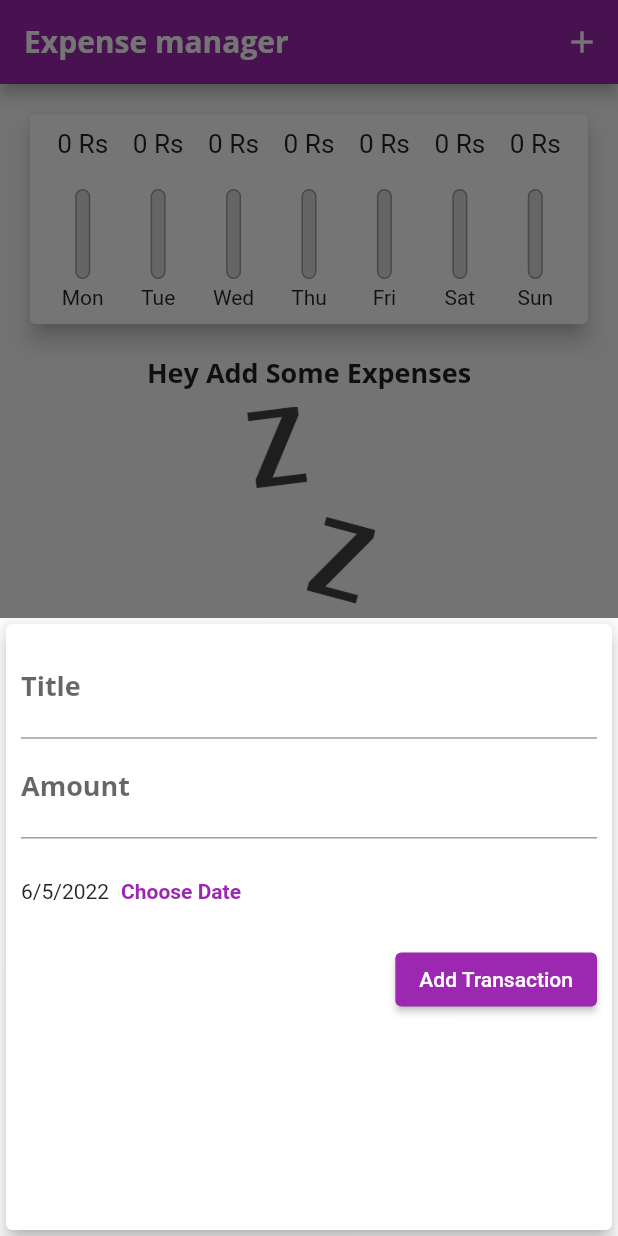
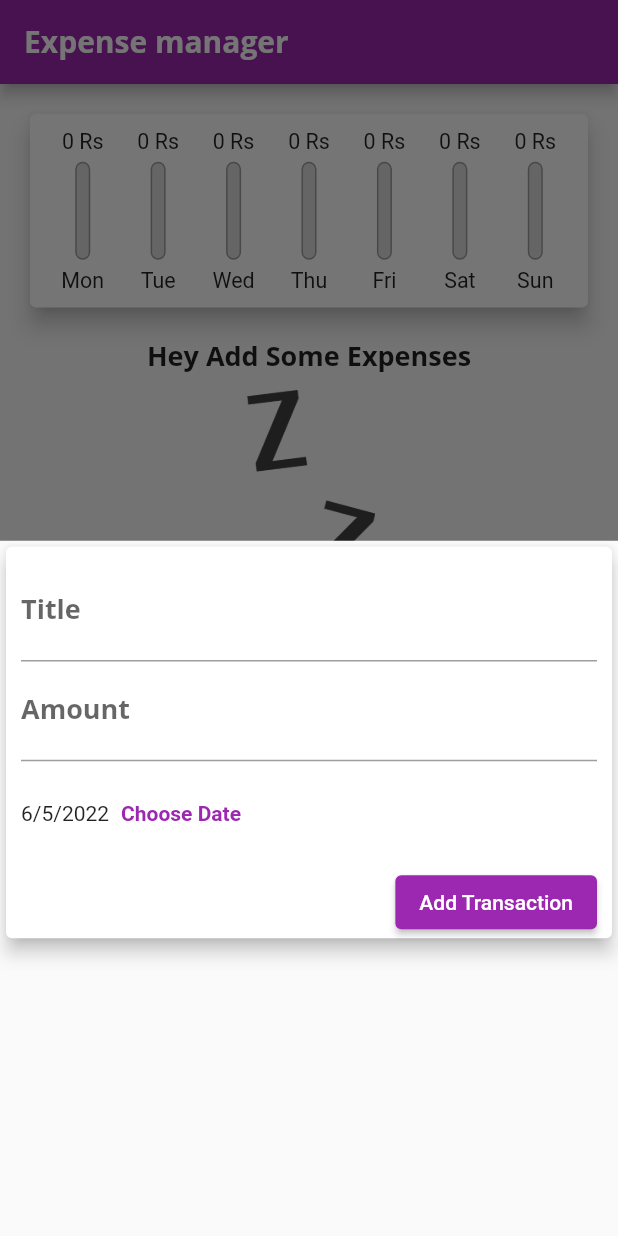
Before and after one commit to Devkahar/Expense-Manager, a Flutter app: the screen it shows after launch, after a tap on the "add" icon, on a phone screen of 412 x 824 dp. Run offline on Flutter 3.47's test engine with Material 2 defaults, Android fonts, the phone set to English and light mode, and no system bars.

Commit message:
Applied MediaQuery and adaptive Design For IOS

```diff
--- a/lib/main.dart
+++ b/lib/main.dart
@@ -1,4 +1,8 @@
+import 'dart:io';
+
+import 'package:flutter/cupertino.dart';
 import 'package:flutter/material.dart';
+import 'package:flutter/services.dart';
 import 'package:uuid/uuid.dart';
 import 'models/transaction.dart';
 import './widgets/add_transaction.dart';
@@ -6,6 +10,10 @@ import './widgets/transaction_list.dart';
 import './widgets/chart.dart';
 
 void main() {
+  // SystemChrome.setPreferredOrientations([
+  //   DeviceOrientation.portraitUp,
+  //   DeviceOrientation.portraitDown,
+  // ]);
   runApp(const MyApp());
 }
 
@@ -21,22 +29,20 @@ class MyApp extends StatelessWidget {
           primaryColor: Colors.purple,
           primarySwatch: Colors.purple,
           errorColor: Colors.red,
-        colorScheme: ColorScheme.fromSwatch(primarySwatch: Colors.purple).copyWith(secondary: Colors.amber),
+          colorScheme: ColorScheme.fromSwatch(primarySwatch: Colors.purple)
+              .copyWith(secondary: Colors.amber),
           fontFamily: 'OpenSans',
-        textTheme: ThemeData.light().textTheme.copyWith(titleMedium: const TextStyle(
+          textTheme: ThemeData.light().textTheme.copyWith(
+                  titleMedium: const TextStyle(
                 // color: Colors.purple,
                 fontWeight: FontWeight.bold,
                 fontSize: 18,
-
               )),
           appBarTheme: const AppBarTheme(
               titleTextStyle: TextStyle(
                   fontFamily: 'OpenSans',
                   fontSize: 20,
-                  fontWeight: FontWeight.bold
-              )
-          )
-      ),
+                  fontWeight: FontWeight.bold))),
       home: const MyHomePage(),
     );
   }
@@ -49,64 +55,105 @@ class MyHomePage extends StatefulWidget {
 }
 
 class _MyHomePageState extends State<MyHomePage> {
-
   final List<Transaction> transList = [
     // Transaction(
     //     id: '102', title: "Ice Cream-3", amount: 299, date: DateTime.now()),
   ];
 
-  List<Transaction> get _recentTransaction{
-    return transList.where((tx){
-      return tx.date.isAfter(
-          DateTime.now().subtract(
-              const Duration(days: 7)
-          )
-      );
+  List<Transaction> get _recentTransaction {
+    return transList.where((tx) {
+      return tx.date.isAfter(DateTime.now().subtract(const Duration(days: 7)));
     }).toList();
   }
 
-  void addTransaction(String title,double amount,DateTime date){
-    var uuid = Uuid();
-    Transaction newTran = Transaction(id: uuid.v1(), title: title, amount: amount, date: date);
-    setState((){
+  void addTransaction(String title, double amount, DateTime date) {
+    var uuid = const Uuid();
+    Transaction newTran =
+        Transaction(id: uuid.v1(), title: title, amount: amount, date: date);
+    setState(() {
       transList.add(newTran);
     });
   }
+
   void _startAddNewTransaction() {
     showModalBottomSheet(
       context: context,
       builder: (context) => SizedBox(
-        height: MediaQuery.of(context).size.height * 0.5,
+        height: MediaQuery.of(context).size.height*1.3,
         child: AddTransaction(clickHandler: addTransaction),
       ),
     );
   }
 
-  void _deleteTransaction(String id){
-    setState((){
+  void _deleteTransaction(String id) {
+    setState(() {
       transList.removeWhere((tran) => tran.id == id);
     });
   }
+  var _select = false;
+
+
   @override
   Widget build(BuildContext context) {
-    return Scaffold(
-      appBar: AppBar(
-        title: const Text('Expense manager'),
-        actions: [
-          IconButton(
-              onPressed: () => _startAddNewTransaction(),
-              icon: const Icon(Icons.add)),
+    final islandsacpe = MediaQuery.of(context).orientation == Orientation.landscape;
+    final navBar = CupertinoNavigationBar(
+      middle: const Text('Personal Expanses'),
+      trailing: Row(
+        mainAxisSize: MainAxisSize.min,
+        children: [
+          GestureDetector(
+              onTap: ()=> {_startAddNewTransaction()},
+            child: const Icon(CupertinoIcons.add),
+          ),
         ],
       ),
-      body: ListView(
-        children:[
+    );
+    final  appBar =  AppBar(
+      title: const Text('Expense manager'),
+      actions: const [
+        // IconButton(
+            // onPressed: () =>_startAddNewTransaction(isLandsacpe),
+        //     icon: Icon(Icons.add)
+        // ),
+      ],
+    ) ;
+    final body = SafeArea( child:SingleChildScrollView(
+      child: Column(
+        children: [
           // AddTransaction(clickHandler: addTransaction),
-          Chart(recentTransaction: _recentTransaction),
-          TransactionList(transList: transList,deleteTransaction: _deleteTransaction,),
+          if(islandsacpe)Row(
+            mainAxisAlignment: MainAxisAlignment.center,
+            children: [
+              Text('Show Chart', style: Theme.of(context).textTheme.titleMedium),
+              Switch.adaptive(value: _select, onChanged: (value){
+                setState((){
+                  _select = value;
+                });
+              }),
             ],
           ),
+          if(_select || islandsacpe==false)SizedBox(
+              height: (MediaQuery.of(context).size.height -
+                  appBar.preferredSize.height) *
+                  (islandsacpe? .8: 0.22),
+              child: Chart(recentTransaction: _recentTransaction)),
+          SizedBox(
+              height: (MediaQuery.of(context).size.height -
+                  appBar.preferredSize.height) *
+                  0.75,
+              child: TransactionList(
+                transList: transList,
+                deleteTransaction: _deleteTransaction,
+              )
+          ),
+        ],
+      ),
+    ));
+    return Platform.isIOS? CupertinoPageScaffold(child: body, navigationBar: navBar,): Scaffold(
+      appBar: appBar,
+      body: body,
       floatingActionButtonLocation: FloatingActionButtonLocation.centerDocked,
-      floatingActionButton: FloatingActionButton(
+      floatingActionButton:  FloatingActionButton(
         child: const Icon(Icons.add),
         onPressed: () => _startAddNewTransaction(),
       ),
--- a/lib/widgets/add_transaction.dart
+++ b/lib/widgets/add_transaction.dart
@@ -43,12 +43,18 @@ class _AddTransactionState extends State<AddTransaction> {
 
   @override
   Widget build(BuildContext context) {
-    return Form(
+    return SingleChildScrollView(
+      child: Form(
         key: _formKey,
         child: Card(
           elevation: 5,
           child: Container(
-          padding: const EdgeInsets.all(10),
+            padding: const EdgeInsets.only(
+              top: 10,
+              left: 10,
+              right: 10,
+              // bottom: MediaQuery.of(context).viewInsets.bottom + 10,
+            ),
             child: Column(
               crossAxisAlignment: CrossAxisAlignment.end,
               children: [
@@ -101,6 +107,7 @@ class _AddTransactionState extends State<AddTransaction> {
             ),
           ),
         ),
+      ),
     );
   }
 }
--- a/lib/widgets/chart.dart
+++ b/lib/widgets/chart.dart
@@ -39,7 +39,6 @@ class Chart extends StatelessWidget {
     return Card(
       elevation: 6,
       margin: EdgeInsets.all(20),
-
       child: Padding(
         padding: const EdgeInsets.all(10),
         child: Row(
--- a/lib/widgets/chart_bar.dart
+++ b/lib/widgets/chart_bar.dart
@@ -1,28 +1,36 @@
-
-
 import 'package:flutter/material.dart';
 
 class ChartBar extends StatelessWidget {
   final String label;
   final double spendingAmount;
   final double spendingPtcOfTotal;
-  const ChartBar({Key? key,required this.label, required this.spendingAmount, required this.spendingPtcOfTotal}) : super(key: key);
+  const ChartBar(
+      {Key? key,
+      required this.label,
+      required this.spendingAmount,
+      required this.spendingPtcOfTotal})
+      : super(key: key);
 
   @override
   Widget build(BuildContext context) {
+    return LayoutBuilder(builder: (ctx, constraint) {
       return Column(
         children: [
+          SizedBox(
+              height: constraint.maxHeight *.15,
+              child: FittedBox(
+                  child: Text('${spendingAmount.toStringAsFixed(0)} Rs'))),
+          SizedBox(
+            height: constraint.maxHeight *.05,
+          ),
+          SizedBox(
+              height: constraint.maxHeight *.6,
+              width: 10,
+              child: Stack(
+                children: [
                   Container(
-          height: 20,
-            child: FittedBox(child: Text('${spendingAmount.toStringAsFixed(0)} Rs'))
-        ),
-        const SizedBox(height: 20,),
-        SizedBox(
-          height: 60,
-          width: 10,
-          child: Stack(children: [
-            Container(
-              decoration: BoxDecoration(border: Border.all(color: Colors.grey,width: 1 ),
+                    decoration: BoxDecoration(
+                      border: Border.all(color: Colors.grey, width: 1),
                       color: const Color.fromRGBO(220, 220, 220, 1),
                       borderRadius: BorderRadius.circular(500),
                     ),
@@ -34,13 +42,15 @@ class ChartBar extends StatelessWidget {
                           color: Theme.of(context).primaryColor,
                           borderRadius: BorderRadius.circular(20),
                         ),
-              )
+                      )),
+                ],
+              )),
+          SizedBox(
+            height: constraint.maxHeight *.05,
           ),
-          ],)
-        ),
-        const SizedBox(height: 4,),
-        Text(label),
+          SizedBox(height: constraint.maxHeight *.15,child: FittedBox(child: Text(label))),
         ],
       );
+    });
   }
 }
--- a/lib/widgets/transaction_list.dart
+++ b/lib/widgets/transaction_list.dart
@@ -10,6 +10,7 @@ class TransactionList extends StatelessWidget {
 
   @override
   Widget build(BuildContext context) {
+    final mediaQuery = MediaQuery.of(context);
     return transList.isEmpty
         ? Column(
             children: [
@@ -26,7 +27,9 @@ class TransactionList extends StatelessWidget {
                   )),
             ],
           )
-        : ListView.builder(
+        : Container(
+          height: mediaQuery.size.height,
+          child: ListView.builder(
               shrinkWrap: true,
               itemBuilder: (ctx, index) {
                 return Card(
@@ -46,11 +49,12 @@ class TransactionList extends StatelessWidget {
                     subtitle: Text(
                       DateFormat.yMMMd().format(transList[index].date),
                     ),
-                  trailing: IconButton(icon: const Icon(Icons.delete), onPressed: () => deleteTransaction(transList[index].id),color: Theme.of(context).errorColor,),
+                    trailing: mediaQuery.size.width >500? ElevatedButton.icon(onPressed: () => deleteTransaction(transList[index].id), icon: const Icon(Icons.delete), label: const Text('Delete Item')):IconButton(icon: const Icon(Icons.delete), onPressed: () => deleteTransaction(transList[index].id),color: Theme.of(context).errorColor,),
                   ),
                 );
               },
               itemCount: transList.length,
+            ),
         );
   }
 }
```
Lines whose indentation alone changed are shown as unchanged.
